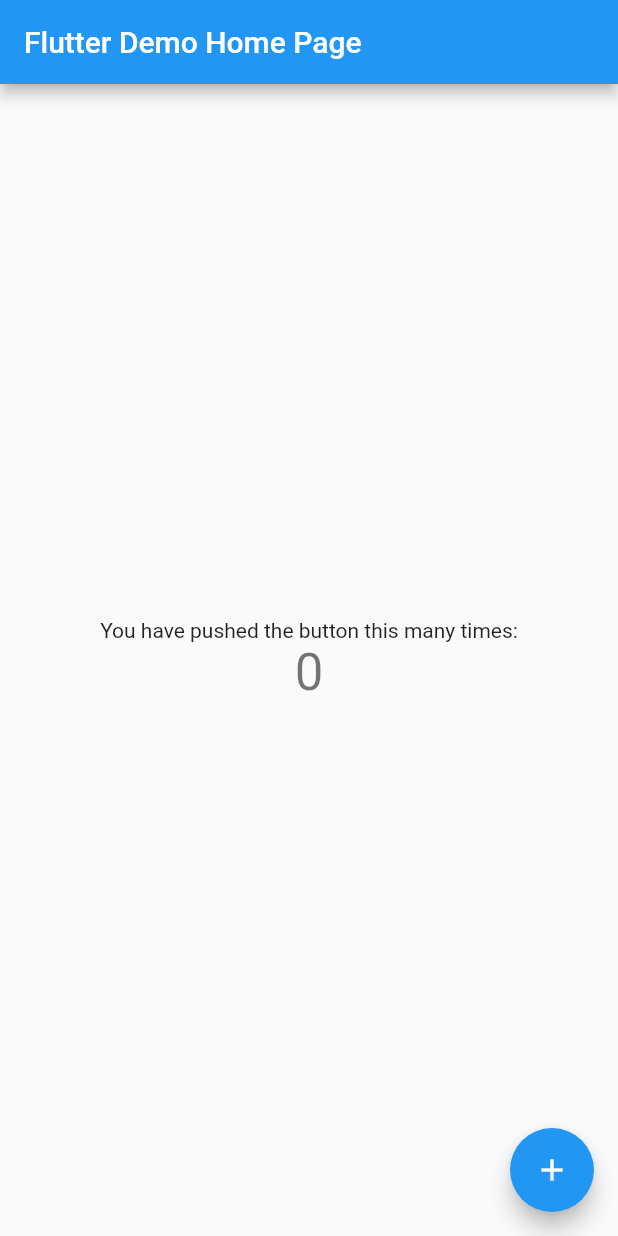
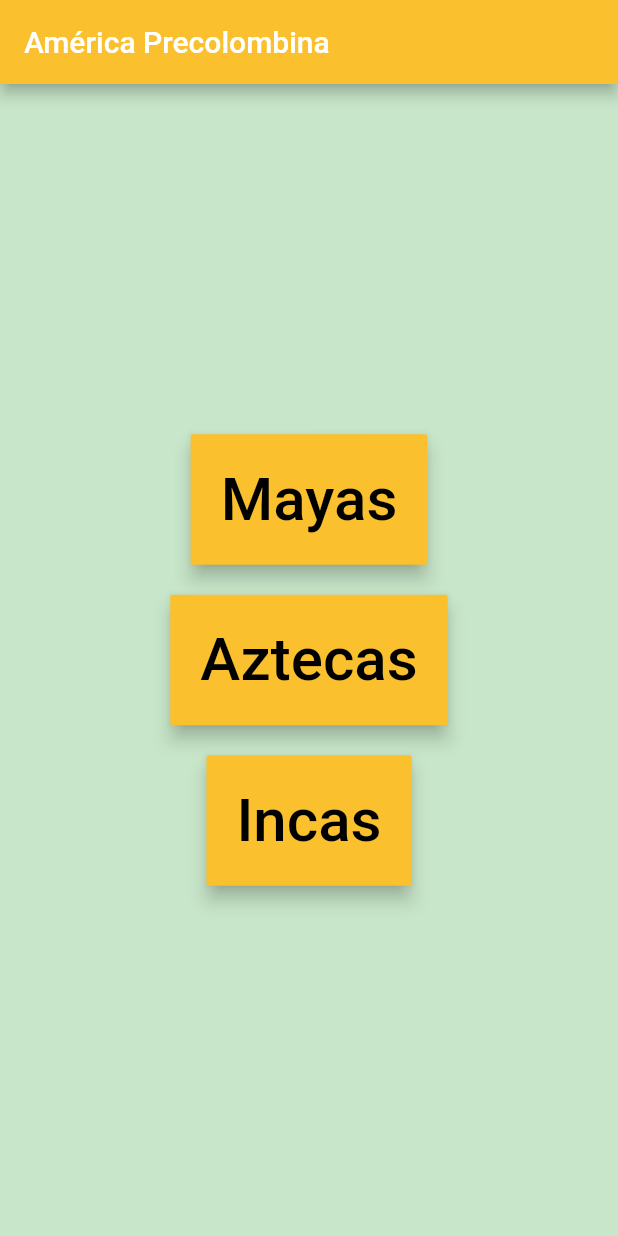
Before and after one commit to soupbizkit/AppKids, a Flutter app: the screen it shows after launch, on a phone screen of 412 x 824 dp. Run offline on Flutter 3.47's test engine with Material 2 defaults, Android fonts, the phone set to English and light mode, and no system bars.

Commit message:
cree botones en home_page

```diff
--- a/app_kids/lib/main.dart
+++ b/app_kids/lib/main.dart
@@ -1,117 +1,8 @@
 import 'package:flutter/material.dart';
 
-void main() {
+
+import 'package:app_kids/src/app.dart';
+
+void main(){
   runApp(MyApp());
 }
-
-class MyApp extends StatelessWidget {
-  // This widget is the root of your application.
-  @override
-  Widget build(BuildContext context) {
-    return MaterialApp(
-      title: 'Flutter Demo',
-      theme: ThemeData(
-        // This is the theme of your application.
-        //
-        // Try running your application with "flutter run". You'll see the
-        // application has a blue toolbar. Then, without quitting the app, try
-        // changing the primarySwatch below to Colors.green and then invoke
-        // "hot reload" (press "r" in the console where you ran "flutter run",
-        // or simply save your changes to "hot reload" in a Flutter IDE).
-        // Notice that the counter didn't reset back to zero; the application
-        // is not restarted.
-        primarySwatch: Colors.blue,
-        // This makes the visual density adapt to the platform that you run
-        // the app on. For desktop platforms, the controls will be smaller and
-        // closer together (more dense) than on mobile platforms.
-        visualDensity: VisualDensity.adaptivePlatformDensity,
-      ),
-      home: MyHomePage(title: 'Flutter Demo Home Page'),
-    );
-  }
-}
-
-class MyHomePage extends StatefulWidget {
-  MyHomePage({Key key, this.title}) : super(key: key);
-
-  // This widget is the home page of your application. It is stateful, meaning
-  // that it has a State object (defined below) that contains fields that affect
-  // how it looks.
-
-  // This class is the configuration for the state. It holds the values (in this
-  // case the title) provided by the parent (in this case the App widget) and
-  // used by the build method of the State. Fields in a Widget subclass are
-  // always marked "final".
-
-  final String title;
-
-  @override
-  _MyHomePageState createState() => _MyHomePageState();
-}
-
-class _MyHomePageState extends State<MyHomePage> {
-  int _counter = 0;
-
-  void _incrementCounter() {
-    setState(() {
-      // This call to setState tells the Flutter framework that something has
-      // changed in this State, which causes it to rerun the build method below
-      // so that the display can reflect the updated values. If we changed
-      // _counter without calling setState(), then the build method would not be
-      // called again, and so nothing would appear to happen.
-      _counter++;
-    });
-  }
-
-  @override
-  Widget build(BuildContext context) {
-    // This method is rerun every time setState is called, for instance as done
-    // by the _incrementCounter method above.
-    //
-    // The Flutter framework has been optimized to make rerunning build methods
-    // fast, so that you can just rebuild anything that needs updating rather
-    // than having to individually change instances of widgets.
-    return Scaffold(
-      appBar: AppBar(
-        // Here we take the value from the MyHomePage object that was created by
-        // the App.build method, and use it to set our appbar title.
-        title: Text(widget.title),
-      ),
-      body: Center(
-        // Center is a layout widget. It takes a single child and positions it
-        // in the middle of the parent.
-        child: Column(
-          // Column is also a layout widget. It takes a list of children and
-          // arranges them vertically. By default, it sizes itself to fit its
-          // children horizontally, and tries to be as tall as its parent.
-          //
-          // Invoke "debug painting" (press "p" in the console, choose the
-          // "Toggle Debug Paint" action from the Flutter Inspector in Android
-          // Studio, or the "Toggle Debug Paint" command in Visual Studio Code)
-          // to see the wireframe for each widget.
-          //
-          // Column has various properties to control how it sizes itself and
-          // how it positions its children. Here we use mainAxisAlignment to
-          // center the children vertically; the main axis here is the vertical
-          // axis because Columns are vertical (the cross axis would be
-          // horizontal).
-          mainAxisAlignment: MainAxisAlignment.center,
-          children: <Widget>[
-            Text(
-              'You have pushed the button this many times:',
-            ),
-            Text(
-              '$_counter',
-              style: Theme.of(context).textTheme.headline4,
-            ),
-          ],
-        ),
-      ),
-      floatingActionButton: FloatingActionButton(
-        onPressed: _incrementCounter,
-        tooltip: 'Increment',
-        child: Icon(Icons.add),
-      ), // This trailing comma makes auto-formatting nicer for build methods.
-    );
-  }
-}
--- /dev/null
+++ b/app_kids/lib/src/app.dart
@@ -0,0 +1,15 @@
+import 'package:flutter/material.dart';
+
+import 'package:app_kids/src/pages/home_page.dart';
+
+class MyApp extends StatelessWidget {
+
+  @override
+  Widget build(BuildContext context) {
+    return MaterialApp(
+      home: Center(
+            child: HomePage()
+            ),
+    );
+  }
+}
--- /dev/null
+++ b/app_kids/lib/src/pages/home_page.dart
@@ -0,0 +1,59 @@
+import 'package:flutter/material.dart';
+
+class HomePage extends StatelessWidget {
+  @override
+  Widget build(BuildContext context) {
+    return Scaffold(
+      backgroundColor: Colors.green[100],
+      appBar: AppBar(
+        backgroundColor: Colors.yellow[700],
+       title: Text('América Precolombina')
+      ), //AppBar
+      body: Center(
+        child: Column(
+          mainAxisAlignment: MainAxisAlignment.center,
+          children: <Widget>[
+            RaisedButton(
+              elevation: 5.0,
+              color: Colors.yellow[700],
+              textColor: Colors.black,
+              padding: EdgeInsets.all(20.0),
+              splashColor: Colors.red[300],
+              onPressed: (){
+                print("Cliquié Mayas");
+              },
+              child: Text(
+                'Mayas',
+                style: TextStyle(fontSize: 40.0))),
+            SizedBox(height: 20),
+            RaisedButton(
+              elevation: 5.0,
+              color: Colors.yellow[700],
+              textColor: Colors.black,
+              padding: EdgeInsets.all(20.0),
+              splashColor: Colors.red[300],
+              onPressed: (){
+                print("Cliquié Aztecas");
+              },
+              child: Text(
+                'Aztecas',
+                style: TextStyle(fontSize: 40.0))),
+            SizedBox(height: 20),
+            RaisedButton(
+              elevation: 5.0,
+              color: Colors.yellow[700],
+              textColor: Colors.black,
+              padding: EdgeInsets.all(20.0),
+              splashColor: Colors.red[300],
+              onPressed: (){
+                print("Cliquié Incas");
+              },
+              child: Text(
+                'Incas',
+                style: TextStyle(fontSize: 40.0)))
+          ],
+        ),
+      )
+    );
+  }
+}
```
Also changed, not shown: app_kids/pubspec.lock (added), 1 other file.
